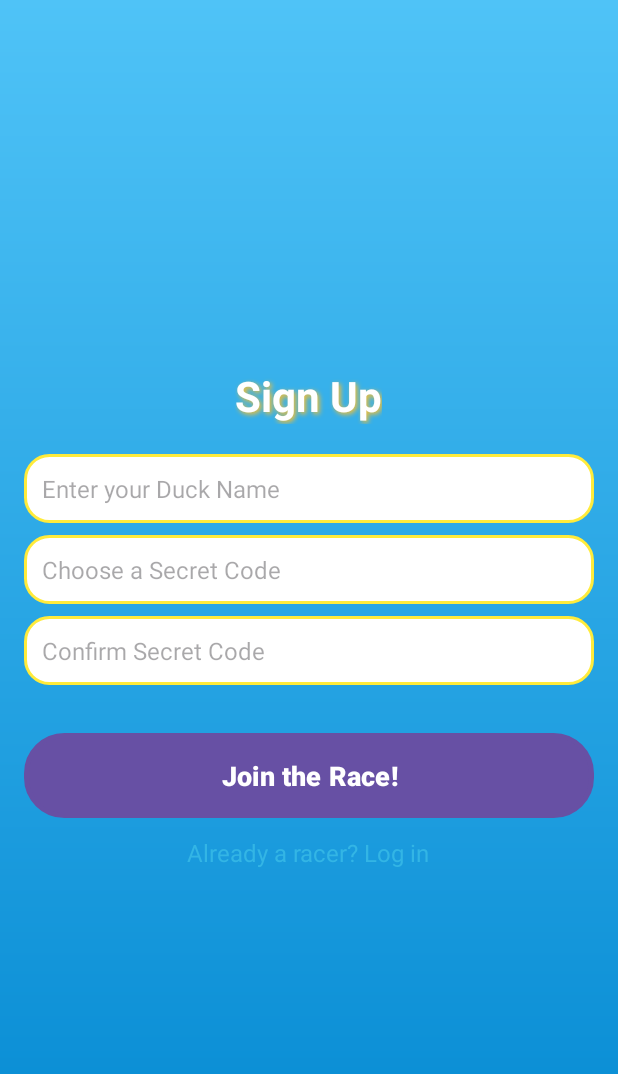
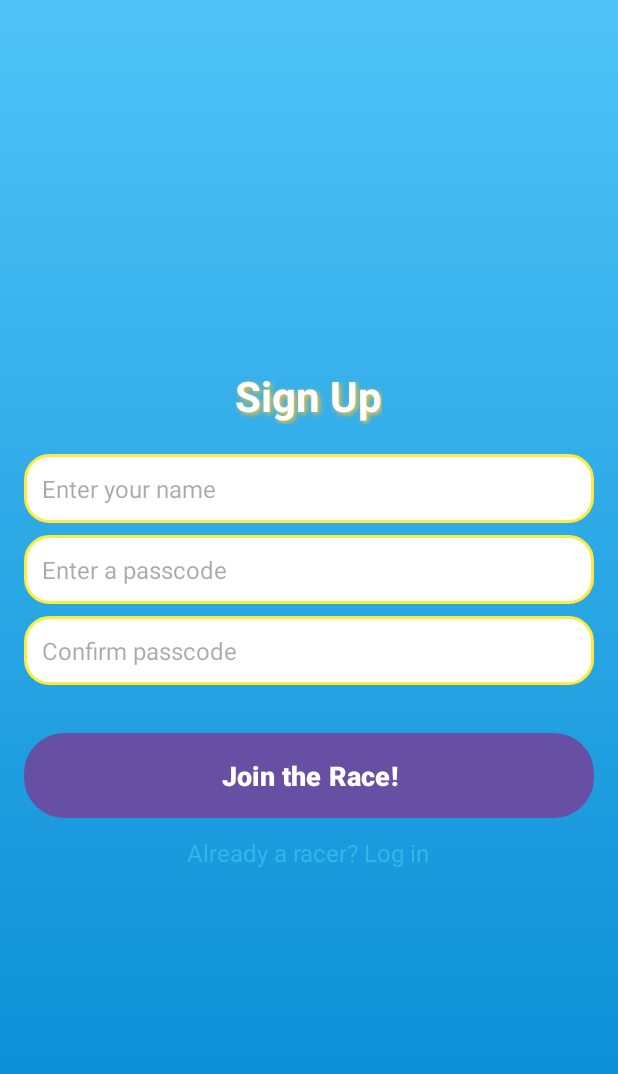
Before and after one commit to hantn127/PRM392_DuckRacingGame, an Android app: the SignUpActivity screen opened directly, with no data from a screen before it, on a phone screen of 412 x 824 dp. Shown: the top 1074 px of the screen. Run offline under Robolectric (Android 15) with nearby library versions, the phone set to English and light mode, and no system bars.

Commit message:
Update login & signup page

```diff
--- a/app/src/main/java/com/example/prm392_duckracinggame/SignInActivity.java
+++ b/app/src/main/java/com/example/prm392_duckracinggame/SignInActivity.java
@@ -51,7 +51,7 @@ public class SignInActivity extends AppCompatActivity implements View.OnClickLis
 
             for(UserAccount user : listAcc) {
                 if(TextUtils.equals(user.getUserName().toString(), tmpAcc)) {
-                    Toast.makeText(this, "User already exist!", Toast.LENGTH_LONG).show();
+                    Toast.makeText(this, "Add new user successfully!", Toast.LENGTH_LONG).show();
                     break;
                 }
             }
@@ -59,7 +59,7 @@ public class SignInActivity extends AppCompatActivity implements View.OnClickLis
             int newId = listAcc.size() + 1;
             UserAccount newUser = new UserAccount(newId, tmpAcc, tmpPass);
             listAcc.add(newUser);
-            Toast.makeText(this, "User already exist!", Toast.LENGTH_LONG).show();
+            Toast.makeText(this, "!", Toast.LENGTH_LONG).show();
         }
 
         notAccYet.setOnClickListener(this);
--- a/app/src/main/res/layout/activity_signup.xml
+++ b/app/src/main/res/layout/activity_signup.xml
@@ -25,7 +25,7 @@
         android:id="@+id/edtUsername"
         android:layout_width="match_parent"
         android:layout_height="wrap_content"
-        android:hint="Enter your Duck Name"
+        android:hint="Enter your name"
         android:inputType="text"
         android:padding="12dp"
         android:background="@drawable/duck_edittext_background"
@@ -37,7 +37,7 @@
         android:id="@+id/edtPassword"
         android:layout_width="match_parent"
         android:layout_height="wrap_content"
-        android:hint="Choose a Secret Code"
+        android:hint="Enter a passcode"
         android:inputType="textPassword"
         android:padding="12dp"
         android:background="@drawable/duck_edittext_background"
@@ -49,7 +49,7 @@
         android:id="@+id/edtConfirmPassword"
         android:layout_width="match_parent"
         android:layout_height="wrap_content"
-        android:hint="Confirm Secret Code"
+        android:hint="Confirm passcode"
         android:inputType="textPassword"
         android:padding="12dp"
         android:background="@drawable/duck_edittext_background"
```
